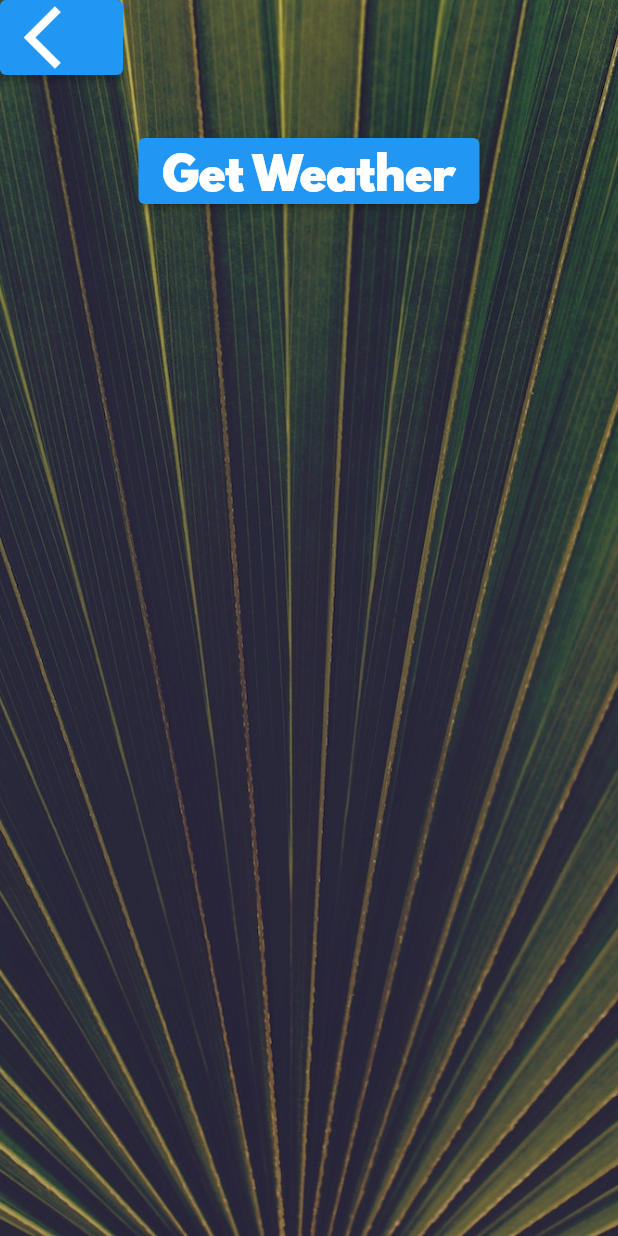
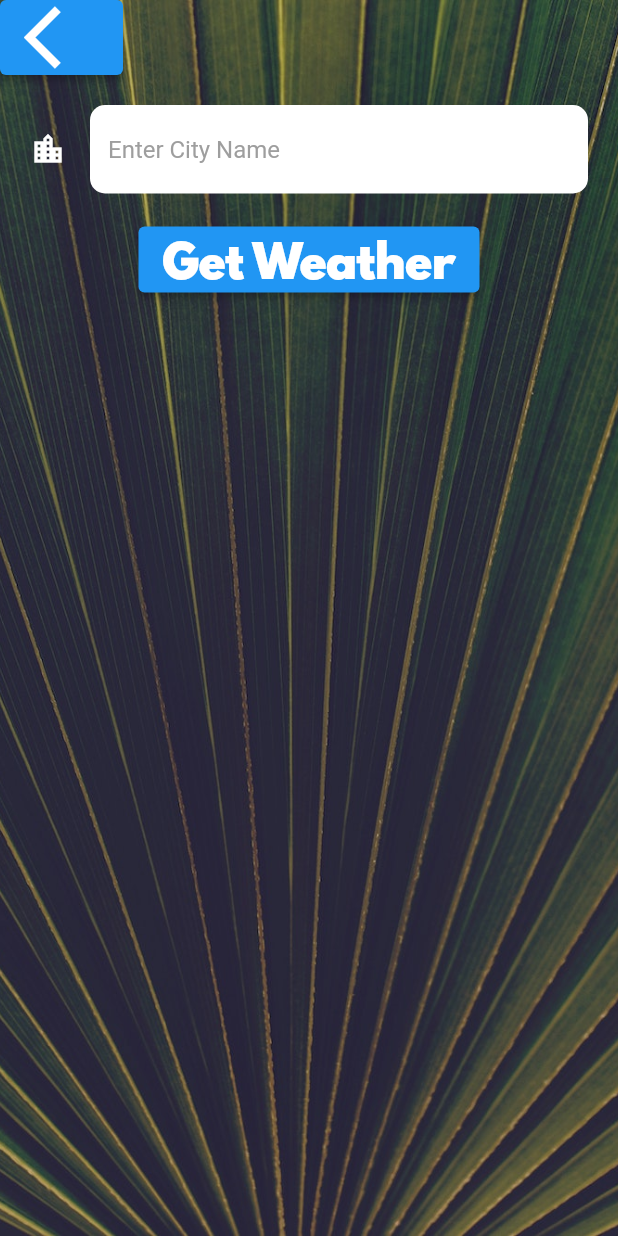
Before and after one commit to MominKhattar/Weather_App, a Flutter app: the CityScreen screen opened directly, on a phone screen of 412 x 824 dp. Run offline on Flutter 3.47's test engine with Material 2 defaults, Android fonts, the phone set to English and light mode, and no system bars; our stand-ins replace flutter_spinkit, geolocator; network calls fail.

```diff
--- a/lib/screens/city_screen.dart
+++ b/lib/screens/city_screen.dart
@@ -7,6 +7,8 @@ class CityScreen extends StatefulWidget {
 }
 
 class _CityScreenState extends State<CityScreen> {
+  String? cityName;
+
   @override
   Widget build(BuildContext context) {
     return Scaffold(
@@ -24,7 +26,9 @@ class _CityScreenState extends State<CityScreen> {
               Align(
                 alignment: Alignment.topLeft,
                 child: ElevatedButton(
-                  onPressed: () {},
+                  onPressed: () {
+                    Navigator.pop(context);
+                  },
                   child: Icon(
                     Icons.arrow_back_ios,
                     size: 50.0,
@@ -33,10 +37,22 @@ class _CityScreenState extends State<CityScreen> {
               ),
               Container(
                 padding: EdgeInsets.all(20.0),
-                child: null,
+
+                child: TextFormField(
+                  onChanged: (value){
+                    cityName = value;
+                  },
+                  style: TextStyle(
+                    color: Colors.black,
+                  ),
+                  decoration: kTextFormFieldDecoration,
+
+                ),
               ),
               ElevatedButton(
-                onPressed: () {},
+                onPressed: () {
+                  Navigator.pop(context, cityName);
+                },
                 child: Text(
                   'Get Weather',
                   style: kButtonTextStyle,
--- a/lib/utilities/constants.dart
+++ b/lib/utilities/constants.dart
@@ -18,3 +18,21 @@ const kButtonTextStyle = TextStyle(
 const kConditionTextStyle = TextStyle(
   fontSize: 100.0,
 );
+
+const kTextFormFieldDecoration = InputDecoration(
+    filled: true,
+    fillColor: Colors.white,
+    icon: Icon(Icons.location_city,
+      color: Colors.white,),
+    hintText: "Enter City Name",
+    hintStyle: TextStyle(
+      color: Colors.grey,
+    ),
+    border: OutlineInputBorder(
+      borderRadius: BorderRadius.all(
+        Radius.circular(10),
+      ),
+      borderSide: BorderSide.none,
+    )
+
+);
```
Also changed, not shown: lib/screens/location_screen.dart (+20 -4 lines), lib/services/weather.dart (+8 -1 lines).
